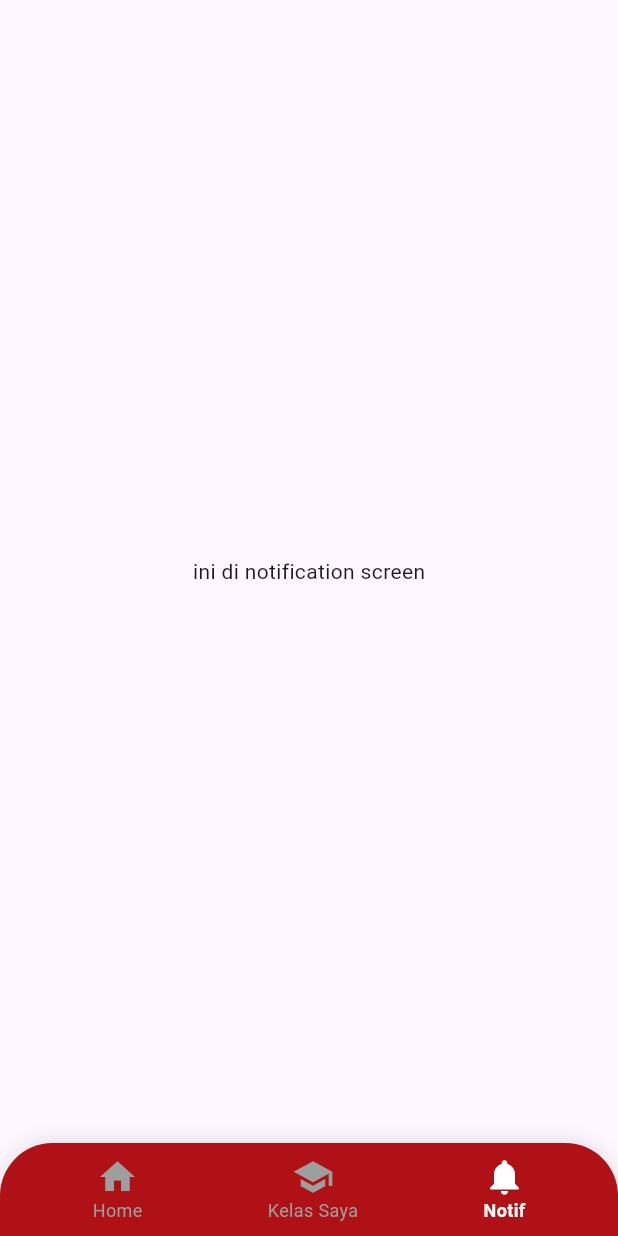
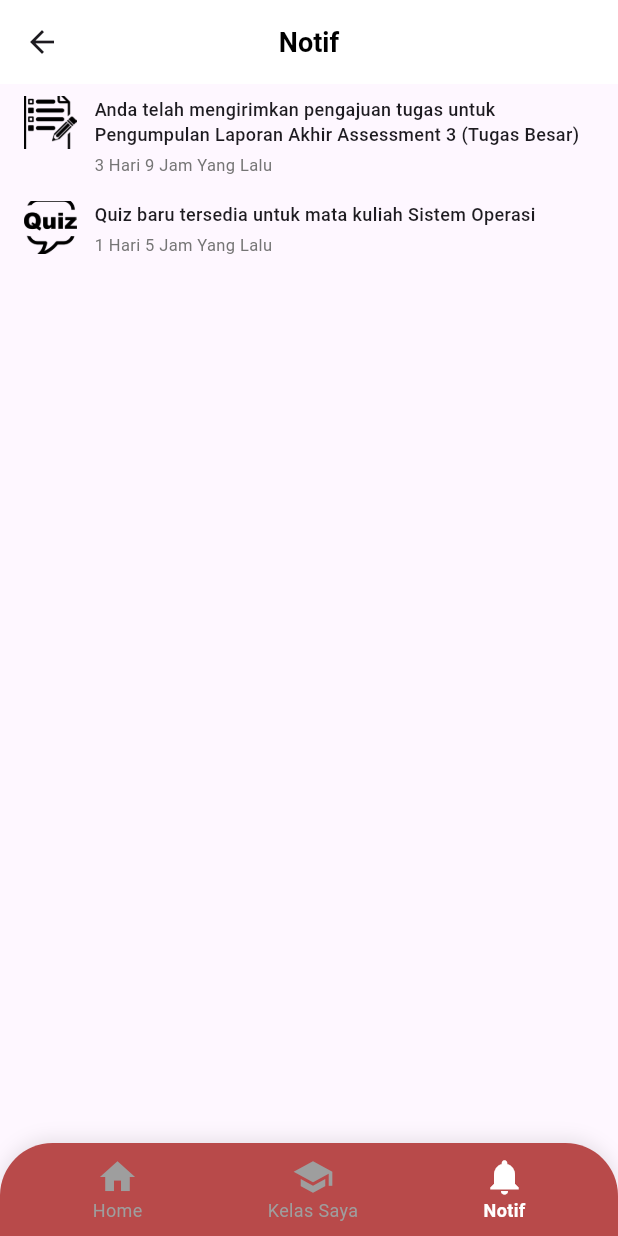
Before and after one commit to Taufiqurrohman58/mls_mobile, a Flutter app: the MainScreen screen opened by its route, item 3 of the bottom bar chosen, on a phone screen of 412 x 824 dp. Run offline on Flutter 3.47's test engine with Material 3 defaults, Android fonts, the phone set to English and light mode, and no system bars.

Commit message:
membuat header dan menambahkan list item notif di notification screen

```diff
--- a/lib/screens/main_screen.dart
+++ b/lib/screens/main_screen.dart
@@ -56,7 +56,7 @@ class _MainScreenState extends State<MainScreen> {
       bottomNavigationBar: Container(
         height: 62,
         decoration: BoxDecoration(
-          color: const Color(0xFFB01116),
+          color: const Color(0xFFB84A4A),
           borderRadius: const BorderRadius.only(
             topLeft: Radius.circular(35),
             topRight: Radius.circular(35),
--- a/lib/screens/notification_screen.dart
+++ b/lib/screens/notification_screen.dart
@@ -1,4 +1,5 @@
 import 'package:flutter/material.dart';
+import '../widgets/notification_item.dart';
 
 class NotificationScreen extends StatelessWidget {
   const NotificationScreen({super.key});
@@ -6,9 +7,33 @@ class NotificationScreen extends StatelessWidget {
   @override
   Widget build(BuildContext context) {
     return Scaffold(
-      body: Center(
-        child: Text('ini di notification screen')
-      )
+      appBar: AppBar(
+        backgroundColor: Colors.white,
+        title: const Text(
+          'Notif',
+          style: TextStyle(
+            color: Colors.black,
+            fontSize: 18,
+            fontWeight: FontWeight.bold,
+          ),
+        ),
+        centerTitle: true,
+      ),
+      body: ListView(
+        children: [
+          NotificationItem(
+            imagePath: 'assets/images/notif1.png',
+            title:
+                'Anda telah mengirimkan pengajuan tugas untuk Pengumpulan Laporan Akhir Assessment 3 (Tugas Besar)',
+            time: '3 Hari 9 Jam Yang Lalu',
+          ),
+          NotificationItem(
+            imagePath: 'assets/images/ic_quiz.png',
+            title: 'Quiz baru tersedia untuk mata kuliah Sistem Operasi',
+            time: '1 Hari 5 Jam Yang Lalu',
+          ),
+        ],
+      ),
     );
   }
 }
--- /dev/null
+++ b/lib/widgets/notification_item.dart
@@ -0,0 +1,47 @@
+import 'package:flutter/material.dart';
+
+class NotificationItem extends StatelessWidget {
+  final String imagePath;
+  final String title;
+  final String time;
+
+  const NotificationItem({
+    super.key,
+    required this.imagePath,
+    required this.title,
+    required this.time,
+  });
+
+  @override
+  Widget build(BuildContext context) {
+    return Padding(
+      padding: const EdgeInsets.symmetric(horizontal: 16.0, vertical: 8.0),
+      child: Row(
+        crossAxisAlignment: CrossAxisAlignment.start,
+        children: [
+          Image.asset(imagePath, width: 35, height: 35, fit: BoxFit.cover),
+          const SizedBox(width: 12),
+          Expanded(
+            child: Column(
+              crossAxisAlignment: CrossAxisAlignment.start,
+              children: [
+                Text(
+                  title,
+                  style: const TextStyle(
+                    fontSize: 12,
+                    fontWeight: FontWeight.w500,
+                  ),
+                ),
+                const SizedBox(height: 4),
+                Text(
+                  time,
+                  style: TextStyle(fontSize: 11, color: Colors.grey[600]),
+                ),
+              ],
+            ),
+          ),
+        ],
+      ),
+    );
+  }
+}
--- a/pubspec.yaml
+++ b/pubspec.yaml
@@ -29,3 +29,5 @@ flutter:
     - assets/images/gambar_pengumuman.png
     - assets/images/ui_ux.png
     - assets/images/sistem_operasi.png
+    - assets/images/notif1.png
+    - assets/images/ic_quiz.png
```
Also changed, not shown: assets/images/ic_quiz.png (added), assets/images/notif1.png (added).
